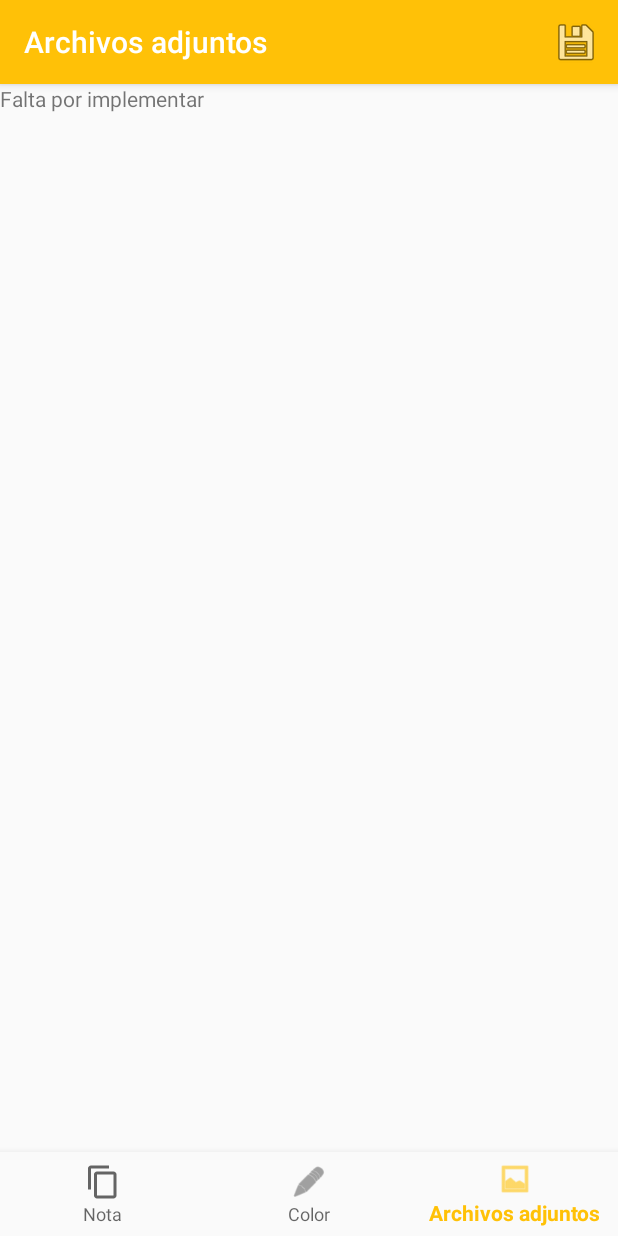
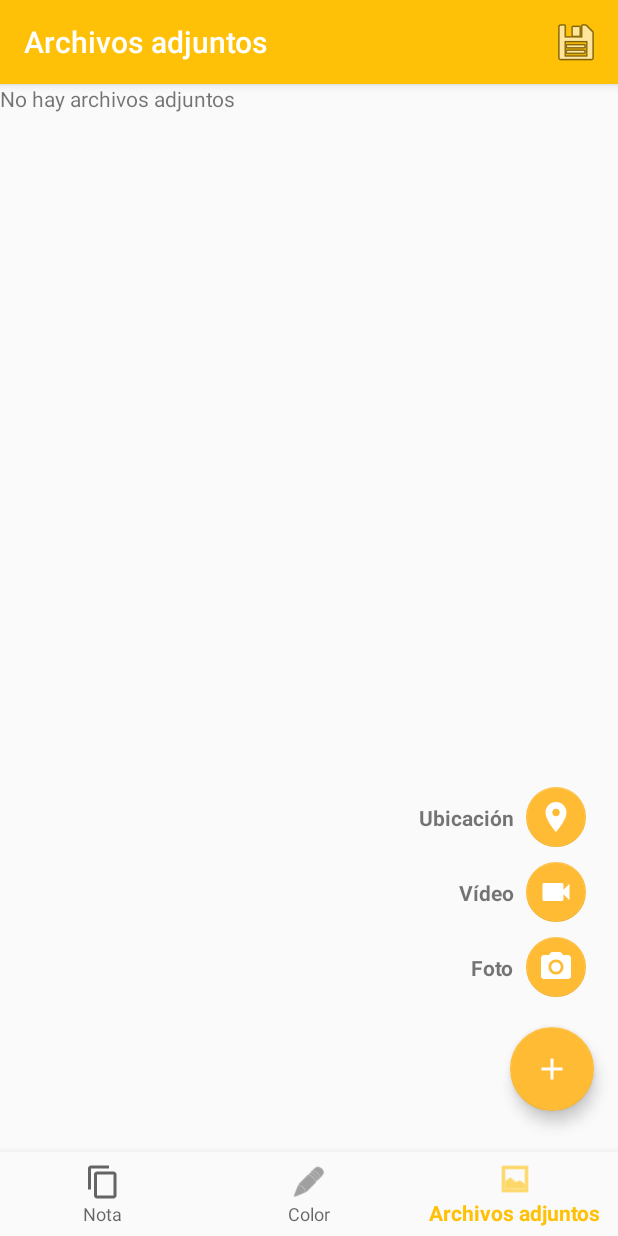
Before and after one commit to GomezIvann/SDM-KeepYourNotes, an Android app: the fragment FragmentAdjuntos placed in its activity, item 3 of the bottom bar chosen, on a phone screen of 412 x 824 dp. Run offline under Robolectric (Android 15) with nearby library versions, the phone set to English and light mode, and no system bars.

Commit message:
Modificaciones para empezar a añadir archivos

```diff
--- a/app/src/main/java/com/example/ivan/proyectosdm/CreacionNotas/FragmentAdjuntos.java
+++ b/app/src/main/java/com/example/ivan/proyectosdm/CreacionNotas/FragmentAdjuntos.java
@@ -1,14 +1,14 @@
 package com.example.ivan.proyectosdm.CreacionNotas;
 
 
-import android.content.Context;
 import android.os.Bundle;
-import android.support.annotation.NonNull;
+import android.support.design.widget.FloatingActionButton;
 import android.support.v4.app.Fragment;
 import android.view.LayoutInflater;
 import android.view.View;
 import android.view.ViewGroup;
-import android.widget.EditText;
+import android.widget.LinearLayout;
+import android.widget.Toast;
 
 import com.example.ivan.proyectosdm.R;
 
@@ -16,6 +16,11 @@ import com.example.ivan.proyectosdm.R;
  * A simple {@link Fragment} subclass.
  */
 public class FragmentAdjuntos extends Fragment {
+    private boolean fabExpanded = false;
+    private FloatingActionButton fabSettings;
+    private LinearLayout layoutFabFoto;
+    private LinearLayout layoutFabVideo;
+    private LinearLayout layoutFabUbi;
 
 
     public FragmentAdjuntos() {
@@ -26,8 +31,63 @@ public class FragmentAdjuntos extends Fragment {
     @Override
     public View onCreateView(LayoutInflater inflater, ViewGroup container,
                              Bundle savedInstanceState) {
+        View v = inflater.inflate(R.layout.fragment_fragment_adjuntos, container, false);
+        View fabFoto = inflater.inflate(R.layout.layout_fab_foto, container, true);
+        View fabVideo = inflater.inflate(R.layout.layout_fab_video, container, true);
+        View fabUbi = inflater.inflate(R.layout.layout_fab_ubicacion, container, true);
         // Inflate the layout for this fragment
-        return inflater.inflate(R.layout.fragment_fragment_adjuntos, container, false);
+        fabSettings = (FloatingActionButton) v.findViewById(R.id.fabAdjuntos);
+        layoutFabFoto = (LinearLayout) fabFoto.findViewById(R.id.layoutFabFoto);
+        layoutFabVideo = (LinearLayout) fabVideo.findViewById(R.id.layoutFabVideo);
+        layoutFabUbi = (LinearLayout) fabUbi.findViewById(R.id.layoutFabUbi);
+        fabSettings.setOnClickListener(new View.OnClickListener() {
+            @Override
+            public void onClick(View view) {
+                if (fabExpanded == true){
+                    closeSubMenusFab();
+                } else {
+                    openSubMenusFab();
+                }
+            }
+        });
+        closeSubMenusFab();
+        Toast.makeText(getContext(),"asdasd",Toast.LENGTH_LONG).show();
+        return v;
     }
 
+    @Override
+    public void onDetach() {
+        super.onDetach();
+    }
+
+    @Override
+    public void onDestroyView() {
+        super.onDestroyView();
+        Toast.makeText(getContext(),"qweqwe",Toast.LENGTH_LONG).show();
+
+    }
+
+    private void closeSubMenusFab(){
+        layoutFabFoto.setVisibility(View.GONE);
+        layoutFabVideo.setVisibility(View.GONE);
+        layoutFabUbi.setVisibility(View.GONE);
+        fabSettings.setImageResource(R.drawable.ic_add_white_24dp);
+        fabExpanded = false;
+    }
+
+    //Opens FAB submenus
+    private void openSubMenusFab(){
+        layoutFabFoto.setVisibility(View.VISIBLE);
+        layoutFabVideo.setVisibility(View.VISIBLE);
+        layoutFabUbi.setVisibility(View.VISIBLE);
+        //Change settings icon to 'X' icon
+        fabSettings.setImageResource(R.drawable.ic_close_black_24dp);
+        fabExpanded = true;
+    }
+
+    @Override
+    public void onResume() {
+        super.onResume();
+        closeSubMenusFab();
+    }
 }
--- /dev/null
+++ b/app/src/main/res/drawable/ic_add_white_24dp.xml
@@ -0,0 +1,5 @@
+<vector android:height="24dp" android:tint="#FFFFFF"
+    android:viewportHeight="24.0" android:viewportWidth="24.0"
+    android:width="24dp" xmlns:android="http://schemas.android.com/apk/res/android">
+    <path android:fillColor="#FF000000" android:pathData="M19,13h-6v6h-2v-6H5v-2h6V5h2v6h6v2z"/>
+</vector>
--- /dev/null
+++ b/app/src/main/res/drawable/ic_camera_alt_white_24dp.xml
@@ -0,0 +1,6 @@
+<vector android:height="24dp" android:tint="#FFFFFF"
+    android:viewportHeight="24.0" android:viewportWidth="24.0"
+    android:width="24dp" xmlns:android="http://schemas.android.com/apk/res/android">
+    <path android:fillColor="#FF000000" android:pathData="M12,12m-3.2,0a3.2,3.2 0,1 1,6.4 0a3.2,3.2 0,1 1,-6.4 0"/>
+    <path android:fillColor="#FF000000" android:pathData="M9,2L7.17,4L4,4c-1.1,0 -2,0.9 -2,2v12c0,1.1 0.9,2 2,2h16c1.1,0 2,-0.9 2,-2L22,6c0,-1.1 -0.9,-2 -2,-2h-3.17L15,2L9,2zM12,17c-2.76,0 -5,-2.24 -5,-5s2.24,-5 5,-5 5,2.24 5,5 -2.24,5 -5,5z"/>
+</vector>
--- /dev/null
+++ b/app/src/main/res/drawable/ic_close_black_24dp.xml
@@ -0,0 +1,9 @@
+<vector xmlns:android="http://schemas.android.com/apk/res/android"
+        android:width="24dp"
+        android:height="24dp"
+        android:viewportWidth="24.0"
+        android:viewportHeight="24.0">
+    <path
+        android:fillColor="#FF000000"
+        android:pathData="M19,6.41L17.59,5 12,10.59 6.41,5 5,6.41 10.59,12 5,17.59 6.41,19 12,13.41 17.59,19 19,17.59 13.41,12z"/>
+</vector>
--- /dev/null
+++ b/app/src/main/res/drawable/ic_location_white_24dp.xml
@@ -0,0 +1,5 @@
+<vector android:height="24dp" android:tint="#FFFFFF"
+    android:viewportHeight="24.0" android:viewportWidth="24.0"
+    android:width="24dp" xmlns:android="http://schemas.android.com/apk/res/android">
+    <path android:fillColor="#FF000000" android:pathData="M12,2C8.13,2 5,5.13 5,9c0,5.25 7,13 7,13s7,-7.75 7,-13c0,-3.87 -3.13,-7 -7,-7zM12,11.5c-1.38,0 -2.5,-1.12 -2.5,-2.5s1.12,-2.5 2.5,-2.5 2.5,1.12 2.5,2.5 -1.12,2.5 -2.5,2.5z"/>
+</vector>
--- /dev/null
+++ b/app/src/main/res/drawable/ic_videocam_white_24dp.xml
@@ -0,0 +1,5 @@
+<vector android:height="24dp" android:tint="#FFFFFF"
+    android:viewportHeight="24.0" android:viewportWidth="24.0"
+    android:width="24dp" xmlns:android="http://schemas.android.com/apk/res/android">
+    <path android:fillColor="#FF000000" android:pathData="M17,10.5V7c0,-0.55 -0.45,-1 -1,-1H4c-0.55,0 -1,0.45 -1,1v10c0,0.55 0.45,1 1,1h12c0.55,0 1,-0.45 1,-1v-3.5l4,4v-11l-4,4z"/>
+</vector>
--- a/app/src/main/res/layout/fragment_fragment_adjuntos.xml
+++ b/app/src/main/res/layout/fragment_fragment_adjuntos.xml
@@ -1,14 +1,35 @@
 <?xml version="1.0" encoding="utf-8"?>
-<FrameLayout xmlns:android="http://schemas.android.com/apk/res/android"
+<android.support.constraint.ConstraintLayout xmlns:android="http://schemas.android.com/apk/res/android"
+    xmlns:app="http://schemas.android.com/apk/res-auto"
     xmlns:tools="http://schemas.android.com/tools"
+    android:id="@+id/frameLayout2"
     android:layout_width="match_parent"
     android:layout_height="match_parent"
     tools:context=".CreacionNotas.FragmentAdjuntos">
 
     <!-- TODO: Update blank fragment layout -->
     <TextView
-        android:layout_width="match_parent"
-        android:layout_height="match_parent"
-        android:text="Falta por implementar" />
+        android:id="@+id/textView"
+        android:layout_width="wrap_content"
+        android:layout_height="wrap_content"
+        android:text="@string/vacio" />
 
-</FrameLayout>
+    <android.support.design.widget.FloatingActionButton
+        android:id="@+id/fabAdjuntos"
+        android:layout_width="wrap_content"
+        android:layout_height="wrap_content"
+        android:layout_marginStart="8dp"
+        android:layout_marginTop="8dp"
+        android:layout_marginEnd="16dp"
+        android:layout_marginBottom="24dp"
+        android:tint="@color/blanco"
+        app:backgroundTint="@color/amarillo"
+        app:layout_constraintBottom_toBottomOf="parent"
+        app:layout_constraintEnd_toEndOf="parent"
+        app:layout_constraintHorizontal_bias="1.0"
+        app:layout_constraintStart_toStartOf="parent"
+        app:layout_constraintTop_toTopOf="parent"
+        app:layout_constraintVertical_bias="0.995"
+        app:srcCompat="@android:drawable/ic_input_add" />
+
+</android.support.constraint.ConstraintLayout>
--- /dev/null
+++ b/app/src/main/res/layout/layout_fab_foto.xml
@@ -0,0 +1,40 @@
+<?xml version="1.0" encoding="utf-8"?>
+
+<LinearLayout xmlns:android="http://schemas.android.com/apk/res/android"
+    xmlns:app="http://schemas.android.com/apk/res-auto"
+    android:id="@+id/layoutFabFoto"
+    android:layout_width="wrap_content"
+    android:layout_height="50dp"
+    android:gravity="center_vertical"
+    android:layout_gravity="bottom|end"
+    android:layout_marginEnd="21dp"
+    android:layout_marginBottom="98dp"
+    android:orientation="horizontal">
+
+    <android.support.v7.widget.CardView
+        android:layout_width="wrap_content"
+        android:layout_height="wrap_content"
+        app:cardBackgroundColor="@android:color/transparent"
+        app:cardElevation="0dp"
+        app:cardUseCompatPadding="true">
+
+        <TextView
+            android:id="@+id/txtFoto"
+            android:layout_width="wrap_content"
+            android:layout_height="wrap_content"
+            android:layout_margin="5dp"
+            android:text="@string/foto"
+            android:textAppearance="?android:attr/textAppearanceSmall"
+            android:textStyle="bold" />
+    </android.support.v7.widget.CardView>
+
+    <android.support.design.widget.FloatingActionButton
+        android:id="@+id/fabFoto"
+        android:layout_width="wrap_content"
+        android:layout_height="wrap_content"
+        android:src="@drawable/ic_camera_alt_white_24dp"
+        app:backgroundTint="@color/amarillo"
+        app:elevation="0dp"
+        app:fabSize="mini" />
+
+</LinearLayout>
--- /dev/null
+++ b/app/src/main/res/layout/layout_fab_ubicacion.xml
@@ -0,0 +1,40 @@
+<?xml version="1.0" encoding="utf-8"?>
+
+<LinearLayout xmlns:android="http://schemas.android.com/apk/res/android"
+    xmlns:app="http://schemas.android.com/apk/res-auto"
+    android:id="@+id/layoutFabUbi"
+    android:layout_width="wrap_content"
+    android:layout_height="50dp"
+    android:gravity="center_vertical"
+    android:layout_gravity="bottom|end"
+    android:layout_marginEnd="21dp"
+    android:layout_marginBottom="198dp"
+    android:orientation="horizontal">
+
+    <android.support.v7.widget.CardView
+        android:layout_width="wrap_content"
+        android:layout_height="wrap_content"
+        app:cardBackgroundColor="@android:color/transparent"
+        app:cardElevation="0dp"
+        app:cardUseCompatPadding="true">
+
+        <TextView
+            android:id="@+id/txtUbi"
+            android:layout_width="wrap_content"
+            android:layout_height="wrap_content"
+            android:layout_margin="5dp"
+            android:text="@string/ubi"
+            android:textAppearance="?android:attr/textAppearanceSmall"
+            android:textStyle="bold" />
+    </android.support.v7.widget.CardView>
+
+    <android.support.design.widget.FloatingActionButton
+        android:id="@+id/fabUbi"
+        android:layout_width="wrap_content"
+        android:layout_height="wrap_content"
+        android:src="@drawable/ic_location_white_24dp"
+        app:backgroundTint="@color/amarillo"
+        app:elevation="0dp"
+        app:fabSize="mini" />
+
+</LinearLayout>
--- /dev/null
+++ b/app/src/main/res/layout/layout_fab_video.xml
@@ -0,0 +1,40 @@
+<?xml version="1.0" encoding="utf-8"?>
+
+<LinearLayout xmlns:android="http://schemas.android.com/apk/res/android"
+    xmlns:app="http://schemas.android.com/apk/res-auto"
+    android:id="@+id/layoutFabVideo"
+    android:layout_width="wrap_content"
+    android:layout_height="50dp"
+    android:gravity="center_vertical"
+    android:layout_gravity="bottom|end"
+    android:layout_marginEnd="21dp"
+    android:layout_marginBottom="148dp"
+    android:orientation="horizontal">
+
+    <android.support.v7.widget.CardView
+        android:layout_width="wrap_content"
+        android:layout_height="wrap_content"
+        app:cardBackgroundColor="@android:color/transparent"
+        app:cardElevation="0dp"
+        app:cardUseCompatPadding="true">
+
+        <TextView
+            android:id="@+id/txtVideo"
+            android:layout_width="wrap_content"
+            android:layout_height="wrap_content"
+            android:layout_margin="5dp"
+            android:text="@string/video"
+            android:textAppearance="?android:attr/textAppearanceSmall"
+            android:textStyle="bold" />
+    </android.support.v7.widget.CardView>
+
+    <android.support.design.widget.FloatingActionButton
+        android:id="@+id/fabVideo"
+        android:layout_width="wrap_content"
+        android:layout_height="wrap_content"
+        android:src="@drawable/ic_videocam_white_24dp"
+        app:backgroundTint="@color/amarillo"
+        app:elevation="0dp"
+        app:fabSize="mini" />
+
+</LinearLayout>
--- a/app/src/main/res/values/strings.xml
+++ b/app/src/main/res/values/strings.xml
@@ -25,4 +25,8 @@
     <string name="morado">Morado</string>
     <string name="rojo">Rojo</string>
     <string name="blanco">Blanco</string>
+    <string name="vacio">No hay archivos adjuntos</string>
+    <string name="foto">Foto</string>
+    <string name="video">Vídeo</string>
+    <string name="ubi">Ubicación</string>
 </resources>
```
Also changed, not shown: app/src/main/java/com/example/ivan/proyectosdm/CreacionNotas/FragmentTituloContenido.java (+22 -0 lines), app/src/main/res/layout/fragment_color.xml (+37 -101 lines).
